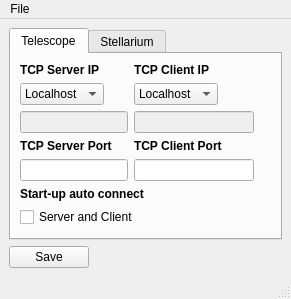
The window that GUI_Windows/TCPSettings.ui (AmateurRadioTelescopeSystem/RadioTelescope_Controller) describes before a commit, drawn with Qt 5.
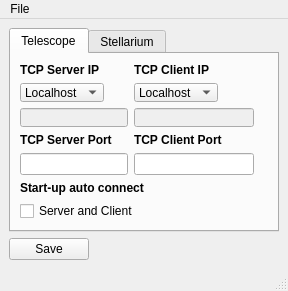
The same window after the commit.

Commit message: Fixed the settings windows

What changed in the file:
```diff
--- a/GUI_Windows/TCPSettings.ui
+++ b/GUI_Windows/TCPSettings.ui
@@ -9,10 +9,22 @@
    <rect>
     <x>0</x>
     <y>0</y>
-    <width>291</width>
+    <width>288</width>
     <height>291</height>
    </rect>
   </property>
+  <property name="minimumSize">
+   <size>
+    <width>288</width>
+    <height>291</height>
+   </size>
+  </property>
+  <property name="maximumSize">
+   <size>
+    <width>288</width>
+    <height>291</height>
+   </size>
+  </property>
   <property name="windowTitle">
    <string>TCP Settings</string>
   </property>
@@ -357,7 +369,7 @@
     <rect>
      <x>0</x>
      <y>0</y>
-     <width>291</width>
+     <width>288</width>
      <height>21</height>
     </rect>
    </property>
```
The commit also changes 3 other files.
